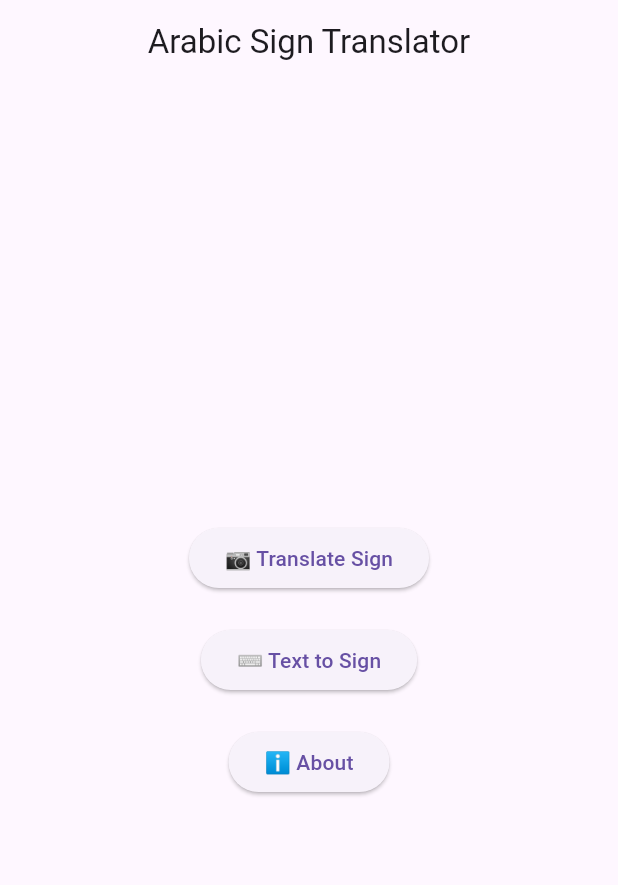
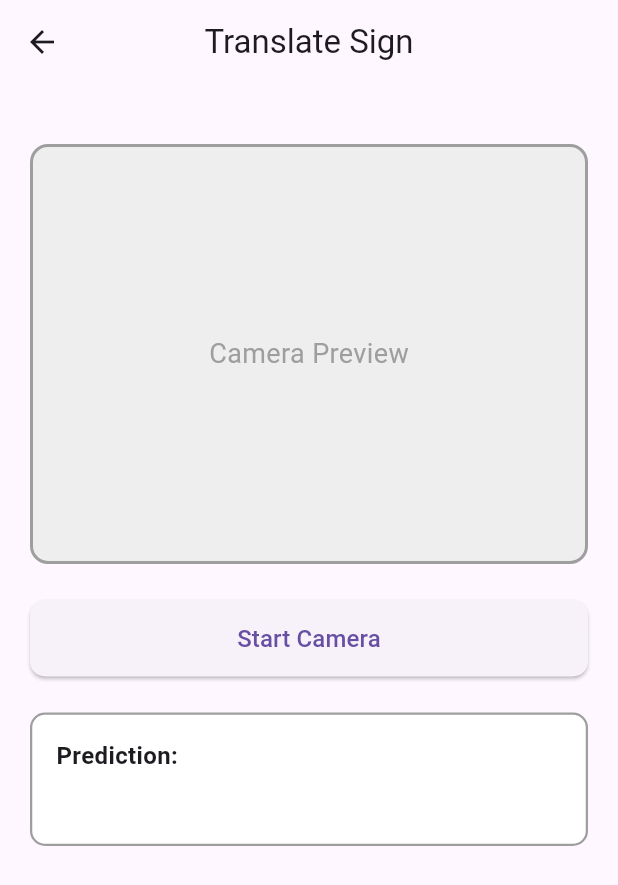
Before and after one commit to Z4hra25/arabic-sign-translator, a Flutter app: the screen it shows after launch, after a tap on "📷 Translate Sign", on a phone screen of 412 x 824 dp. Shown: the top 885 px of the screen. Run offline on Flutter 3.47's test engine with Material 3 defaults, Android fonts, the phone set to English and light mode, and no system bars.

Commit message:
Create Translate Sign screen UI

```diff
--- a/lib/screens/home_screen.dart
+++ b/lib/screens/home_screen.dart
@@ -1,4 +1,5 @@
 import 'package:flutter/material.dart';
+import 'translate_screen.dart';
 
 class HomeScreen extends StatelessWidget {
   const HomeScreen({super.key});
@@ -15,7 +16,14 @@ class HomeScreen extends StatelessWidget {
           mainAxisAlignment: MainAxisAlignment.center,
           children: [
             ElevatedButton(
-              onPressed: () {},
+              onPressed: () {
+                Navigator.push(
+                  context,
+                  MaterialPageRoute(
+                    builder: (context) => const TranslateScreen(),
+                  ),
+                );
+              },
               child: const Text("📷 Translate Sign"),
             ),
             const SizedBox(height: 20),
--- /dev/null
+++ b/lib/screens/translate_screen.dart
@@ -0,0 +1,91 @@
+import 'package:flutter/material.dart';
+
+class TranslateScreen extends StatelessWidget {
+  const TranslateScreen({super.key});
+
+  @override
+  Widget build(BuildContext context) {
+    return Scaffold(
+      appBar: AppBar(
+        title: const Text("Translate Sign"),
+        centerTitle: true,
+      ),
+      body: Padding(
+        padding: const EdgeInsets.all(20.0),
+        child: Column(
+          crossAxisAlignment: CrossAxisAlignment.stretch,
+          children: [
+            const SizedBox(height: 20),
+
+            // Camera Preview Box
+            Container(
+              height: 280,
+              decoration: BoxDecoration(
+                color: Colors.grey[200],
+                border: Border.all(color: Colors.grey, width: 2),
+                borderRadius: BorderRadius.circular(12),
+              ),
+              child: const Center(
+                child: Text(
+                  "Camera Preview",
+                  style: TextStyle(
+                    color: Colors.grey,
+                    fontSize: 18,
+                  ),
+                ),
+              ),
+            ),
+
+            const SizedBox(height: 24),
+
+            // Start Camera Button
+            ElevatedButton(
+              onPressed: () {
+                // Camera logic will be added later
+              },
+              style: ElevatedButton.styleFrom(
+                padding: const EdgeInsets.symmetric(vertical: 14),
+                shape: RoundedRectangleBorder(
+                  borderRadius: BorderRadius.circular(10),
+                ),
+              ),
+              child: const Text(
+                "Start Camera",
+                style: TextStyle(fontSize: 16),
+              ),
+            ),
+
+            const SizedBox(height: 24),
+
+            // Prediction Box
+            Container(
+              padding: const EdgeInsets.all(16),
+              decoration: BoxDecoration(
+                border: Border.all(color: Colors.grey, width: 1.5),
+                borderRadius: BorderRadius.circular(10),
+                color: Colors.white,
+              ),
+              child: const Column(
+                crossAxisAlignment: CrossAxisAlignment.start,
+                children: [
+                  Text(
+                    "Prediction:",
+                    style: TextStyle(
+                      fontSize: 16,
+                      fontWeight: FontWeight.bold,
+                    ),
+                  ),
+                  SizedBox(height: 8),
+                  Text(
+                    "",
+                    style: TextStyle(fontSize: 16),
+                  ),
+                ],
+              ),
+            ),
+          ],
+        ),
+      ),
+    );
+  }
+}
```
